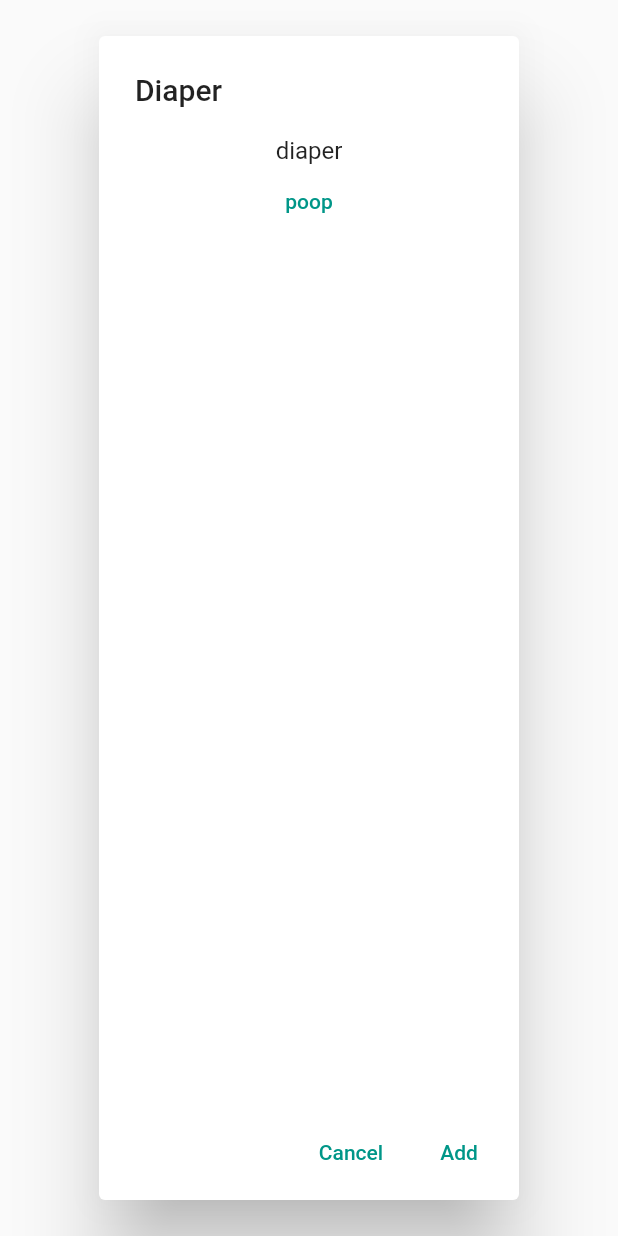
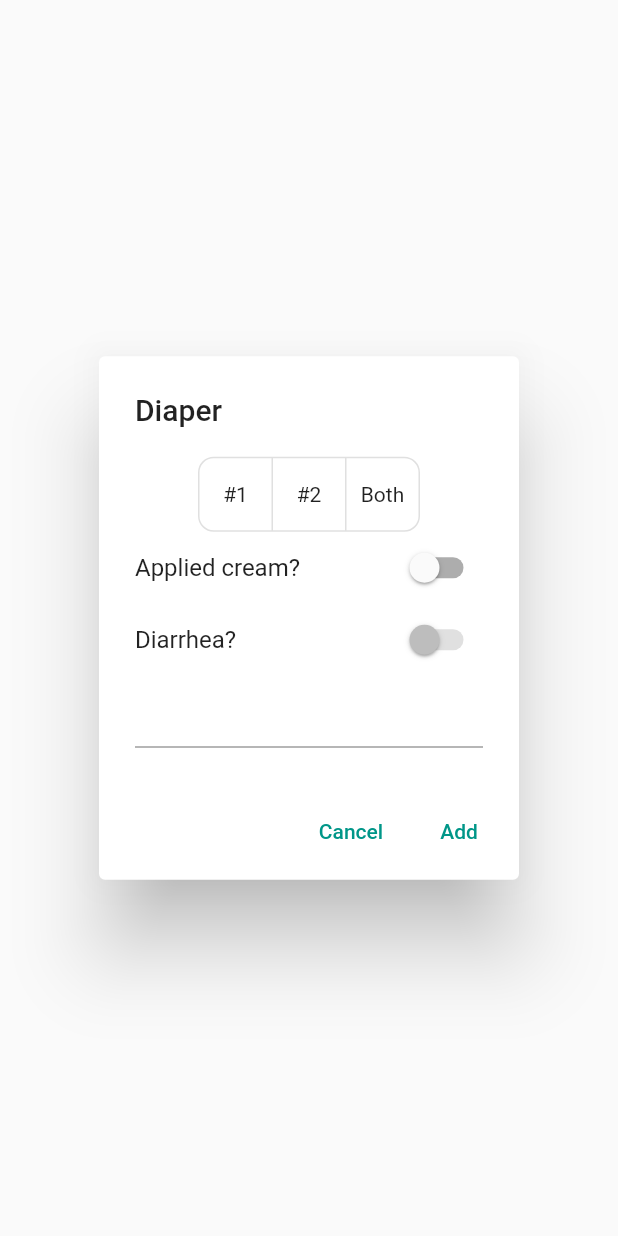
Before and after one commit to Matt0911/baby-binder, a Flutter app: the AddEventDialog widget shown alone on an empty page, opened directly, on a phone screen of 412 x 824 dp. Run offline on Flutter 3.47's test engine with Material 2 defaults, Android fonts, the phone set to English and light mode, and no system bars; our stand-ins replace timelines.

Commit message:
no strong typing for eventData, create dialog for diaper event

```diff
--- a/lib/events/add_event_dialog.dart
+++ b/lib/events/add_event_dialog.dart
@@ -5,16 +5,16 @@
       : super(key: key);
 
   final String title;
-  final Widget Function(Map<String, dynamic>, Function) content;
+  final Widget Function(Map, Function) content;
 
   @override
   _AddEventDialogState createState() => _AddEventDialogState();
 }
 
 class _AddEventDialogState extends State<AddEventDialog> {
-  Map<String, dynamic> eventData = {};
+  Map eventData = {};
 
-  _updateEventData(Map<String, dynamic> data) {
+  _updateEventData(Map data) {
     setState(() {
       eventData.addAll(data);
     });
--- a/lib/events/diaper_event.dart
+++ b/lib/events/diaper_event.dart
@@ -3,34 +3,64 @@
 import 'add_event_dialog.dart';
 
 class DiaperDialogContent extends StatelessWidget {
-  const DiaperDialogContent({
-    Key? key,
-    required this.eventData,
-    required this.updateEventData,
-  }) : super(key: key);
-  final Map<String, dynamic> eventData;
+  const DiaperDialogContent(
+      {Key? key, required this.eventData, required this.updateEventData})
+      : super(key: key);
+  final Map eventData;
   final Function updateEventData;
 
   @override
   Widget build(BuildContext context) {
+    bool wet = eventData['wet'] ?? false;
+    bool bm = eventData['bm'] ?? false;
+    bool cream = eventData['cream'] ?? false;
+    bool diarrhea = eventData['diarrhea'] ?? false;
     return Column(
+      mainAxisSize: MainAxisSize.min,
       children: [
-        Text('diaper'),
-        TextButton(
-            onPressed: () {
-              updateEventData({
-                'poopy':
-                    eventData.containsKey('poopy') ? !eventData['poopy'] : true,
-              });
-            },
-            child: Text('poop'))
+        ToggleButtons(
+          isSelected: [wet && !bm, bm && !wet, wet && bm],
+          borderRadius: BorderRadius.circular(10),
+          onPressed: (selected) => updateEventData({
+            'wet': selected == 0 || selected == 2,
+            'bm': selected == 1 || selected == 2,
+            ...(selected == 0 && eventData.containsKey('diarrhea')
+                ? {'diarrhea': false}
+                : {})
+          }),
+          children: [Text('#1'), Text('#2'), Text('Both')],
+        ),
+        Row(
+          mainAxisAlignment: MainAxisAlignment.spaceBetween,
+          children: [
+            Text('Applied cream?'),
+            Switch(
+              value: cream,
+              onChanged: (selected) => updateEventData({'cream': selected}),
+            ),
+          ],
+        ),
+        Row(
+          mainAxisAlignment: MainAxisAlignment.spaceBetween,
+          children: [
+            Text('Diarrhea?'),
+            Switch(
+              value: diarrhea,
+              onChanged: bm
+                  ? (selected) => updateEventData({'diarrhea': selected})
+                  : null,
+            ),
+          ],
+        ),
+        TextField(
+          onChanged: (note) => updateEventData({'note': note}),
+        )
       ],
     );
   }
 }
 
-Widget _buildDiaperDialogContent(
-    Map<String, dynamic> eventData, Function updateEventData) {
+Widget _buildDiaperDialogContent(Map eventData, Function updateEventData) {
   return DiaperDialogContent(
     eventData: eventData,
     updateEventData: updateEventData,
--- a/lib/events/feeding_event.dart
+++ b/lib/events/feeding_event.dart
@@ -8,7 +8,7 @@
     required this.eventData,
     required this.updateEventData,
   }) : super(key: key);
-  final Map<String, dynamic> eventData;
+  final Map eventData;
   final Function updateEventData;
 
   @override
@@ -17,8 +17,7 @@
   }
 }
 
-Widget _buildFeedingDialogContent(
-    Map<String, dynamic> eventData, Function updateEventData) {
+Widget _buildFeedingDialogContent(Map eventData, Function updateEventData) {
   return FeedingDialogContent(
     eventData: eventData,
     updateEventData: updateEventData,
```
